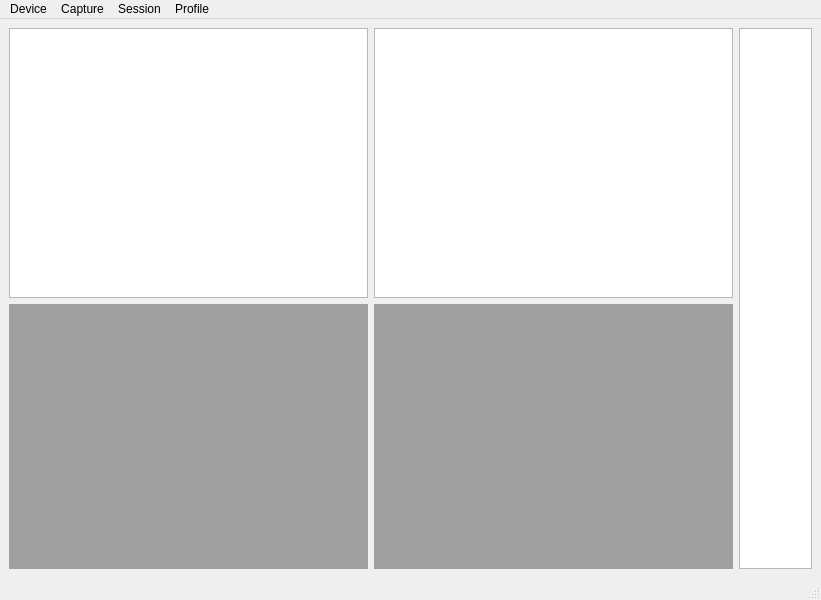
The window that myo_emg.ui (LuffyDai/MyoSEMG) describes before a commit, drawn with Qt 5.
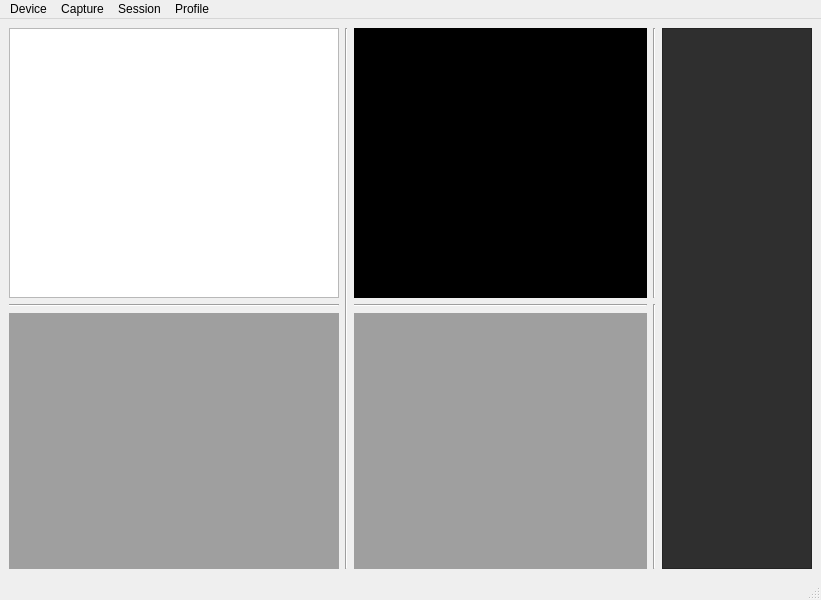
The same window after the commit.

Commit message: 指示采集

```diff
--- a/myo_emg.ui
+++ b/myo_emg.ui
@@ -21,6 +21,22 @@
     </sizepolicy>
    </property>
    <layout class="QGridLayout" name="gridLayout">
+    <item row="3" column="1">
+     <widget class="QMdiArea" name="mdiArea">
+      <property name="sizePolicy">
+       <sizepolicy hsizetype="Fixed" vsizetype="Expanding">
+        <horstretch>0</horstretch>
+        <verstretch>0</verstretch>
+       </sizepolicy>
+      </property>
+      <property name="minimumSize">
+       <size>
+        <width>330</width>
+        <height>0</height>
+       </size>
+      </property>
+     </widget>
+    </item>
     <item row="1" column="1">
      <widget class="QListWidget" name="listWidget">
       <property name="sizePolicy">
@@ -37,46 +53,101 @@
       </property>
      </widget>
     </item>
-    <item row="1" column="3" rowspan="2">
-     <widget class="QListWidget" name="listWidget_2">
-      <property name="sizePolicy">
-       <sizepolicy hsizetype="Fixed" vsizetype="Expanding">
-        <horstretch>0</horstretch>
-        <verstretch>0</verstretch>
-       </sizepolicy>
-      </property>
-      <property name="maximumSize">
-       <size>
-        <width>73</width>
-        <height>16777215</height>
-       </size>
-      </property>
-     </widget>
-    </item>
     <item row="2" column="1">
-     <widget class="QMdiArea" name="mdiArea">
-      <property name="sizePolicy">
-       <sizepolicy hsizetype="Fixed" vsizetype="Expanding">
-        <horstretch>0</horstretch>
-        <verstretch>0</verstretch>
-       </sizepolicy>
+     <widget class="Line" name="line_2">
+      <property name="orientation">
+       <enum>Qt::Horizontal</enum>
       </property>
-      <property name="minimumSize">
-       <size>
-        <width>330</width>
-        <height>0</height>
-       </size>
+     </widget>
+    </item>
+    <item row="1" column="4">
+     <widget class="Line" name="line_3">
+      <property name="orientation">
+       <enum>Qt::Vertical</enum>
       </property>
      </widget>
     </item>
     <item row="0" column="0">
      <layout class="QHBoxLayout" name="horizontalLayout_2"/>
     </item>
-    <item row="2" column="2">
+    <item row="2" column="4" rowspan="2">
+     <widget class="Line" name="line_4">
+      <property name="orientation">
+       <enum>Qt::Vertical</enum>
+      </property>
+     </widget>
+    </item>
+    <item row="1" column="2" rowspan="3">
+     <widget class="Line" name="line">
+      <property name="orientation">
+       <enum>Qt::Vertical</enum>
+      </property>
+     </widget>
+    </item>
+    <item row="1" column="5" rowspan="3">
+     <widget class="QFrame" name="frame">
+      <property name="minimumSize">
+       <size>
+        <width>150</width>
+        <height>0</height>
+       </size>
+      </property>
+      <property name="styleSheet">
+       <string notr="true">background-color: rgb(47, 47, 47);</string>
+      </property>
+      <property name="frameShape">
+       <enum>QFrame::StyledPanel</enum>
+      </property>
+      <property name="frameShadow">
+       <enum>QFrame::Raised</enum>
+      </property>
+      <widget class="QLabel" name="gesture_image">
+       <property name="geometry">
+        <rect>
+         <x>10</x>
+         <y>10</y>
+         <width>131</width>
+         <height>131</height>
+        </rect>
+       </property>
+       <property name="text">
+        <string/>
+       </property>
+      </widget>
+      <widget class="QLabel" name="Timer">
+       <property name="geometry">
+        <rect>
+         <x>10</x>
+         <y>140</y>
+         <width>131</width>
+         <height>41</height>
+        </rect>
+       </property>
+       <property name="text">
+        <string/>
+       </property>
+       <property name="alignment">
+        <set>Qt::AlignCenter</set>
+       </property>
+      </widget>
+     </widget>
+    </item>
+    <item row="1" column="3">
+     <widget class="QWidget" name="Canvas" native="true">
+      <property name="styleSheet">
+       <string notr="true">background-color: rgb(0, 0, 0);</string>
+      </property>
+     </widget>
+    </item>
+    <item row="3" column="3">
      <widget class="QMdiArea" name="mdiArea_2"/>
     </item>
-    <item row="1" column="2">
-     <widget class="QTreeView" name="treeView"/>
+    <item row="2" column="3">
+     <widget class="Line" name="line_5">
+      <property name="orientation">
+       <enum>Qt::Horizontal</enum>
+      </property>
+     </widget>
     </item>
    </layout>
   </widget>
```
Left out of the diff: 19 changed lines with no effect on the pictures.
